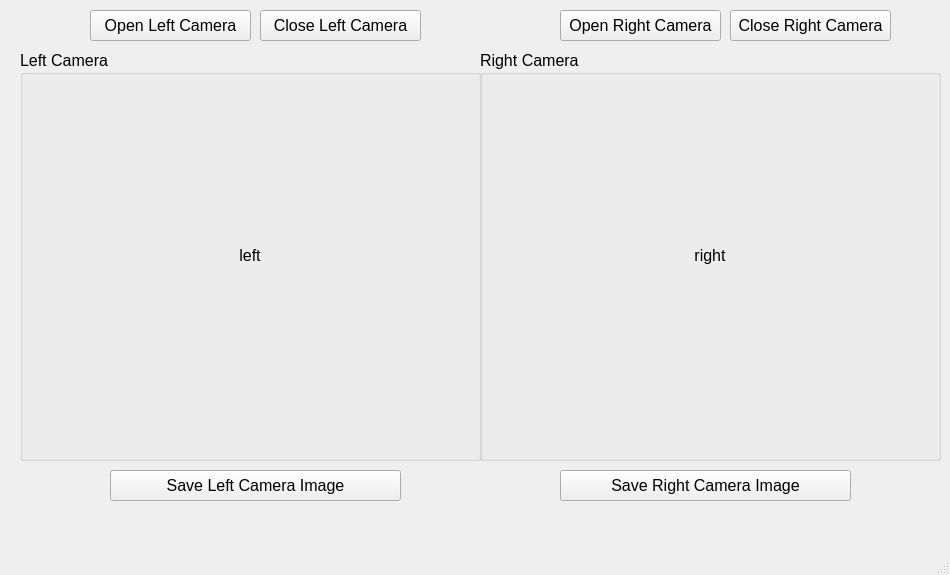
Before: the Qt Designer form GUI_Camera/camera_capcture.ui in Ivy60627/Tire-Defect-Detection-System, drawn with Qt 5.
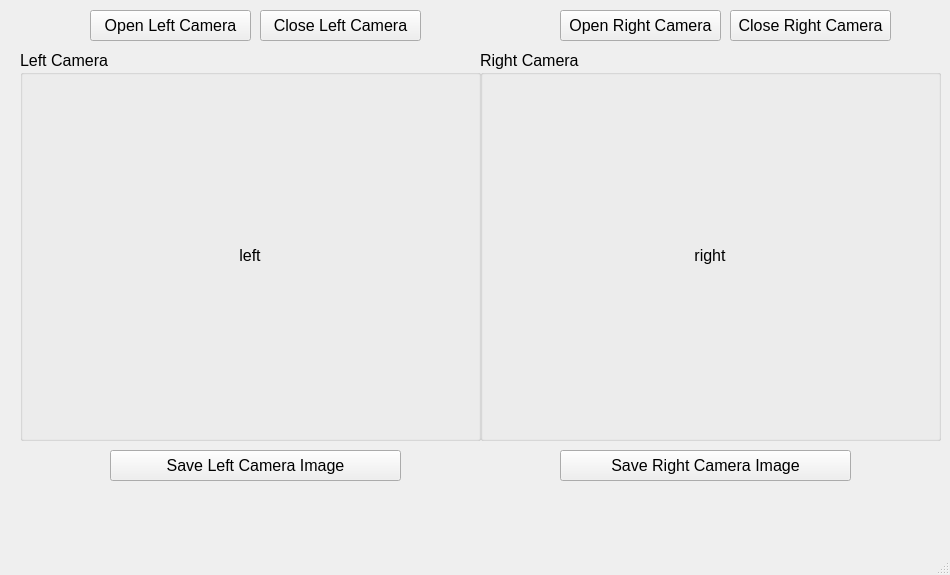
After: the same form once the commit is applied.

What changed in the file:
```diff
--- a/GUI_Camera/camera_capcture.ui
+++ b/GUI_Camera/camera_capcture.ui
@@ -18,7 +18,7 @@
     <property name="geometry">
      <rect>
       <x>560</x>
-      <y>470</y>
+      <y>450</y>
       <width>291</width>
       <height>31</height>
      </rect>
@@ -37,7 +37,7 @@
     <property name="geometry">
      <rect>
       <x>110</x>
-      <y>470</y>
+      <y>450</y>
       <width>291</width>
       <height>31</height>
      </rect>
@@ -58,7 +58,7 @@
       <x>20</x>
       <y>50</y>
       <width>461</width>
-      <height>411</height>
+      <height>391</height>
      </rect>
     </property>
     <property name="font">
@@ -98,7 +98,7 @@
       <x>480</x>
       <y>50</y>
       <width>461</width>
-      <height>411</height>
+      <height>391</height>
      </rect>
     </property>
     <property name="font">
@@ -208,6 +208,44 @@
      <string>Close Right Camera</string>
     </property>
    </widget>
+   <widget class="QLabel" name="label_logs_left">
+    <property name="geometry">
+     <rect>
+      <x>110</x>
+      <y>490</y>
+      <width>291</width>
+      <height>31</height>
+     </rect>
+    </property>
+    <property name="font">
+     <font>
+      <family>Arial</family>
+      <pointsize>12</pointsize>
+     </font>
+    </property>
+    <property name="text">
+     <string/>
+    </property>
+   </widget>
+   <widget class="QLabel" name="label_logs_right">
+    <property name="geometry">
+     <rect>
+      <x>560</x>
+      <y>490</y>
+      <width>291</width>
+      <height>31</height>
+     </rect>
+    </property>
+    <property name="font">
+     <font>
+      <family>Arial</family>
+      <pointsize>12</pointsize>
+     </font>
+    </property>
+    <property name="text">
+     <string/>
+    </property>
+   </widget>
   </widget>
   <widget class="QMenuBar" name="menubar">
    <property name="geometry">
```
